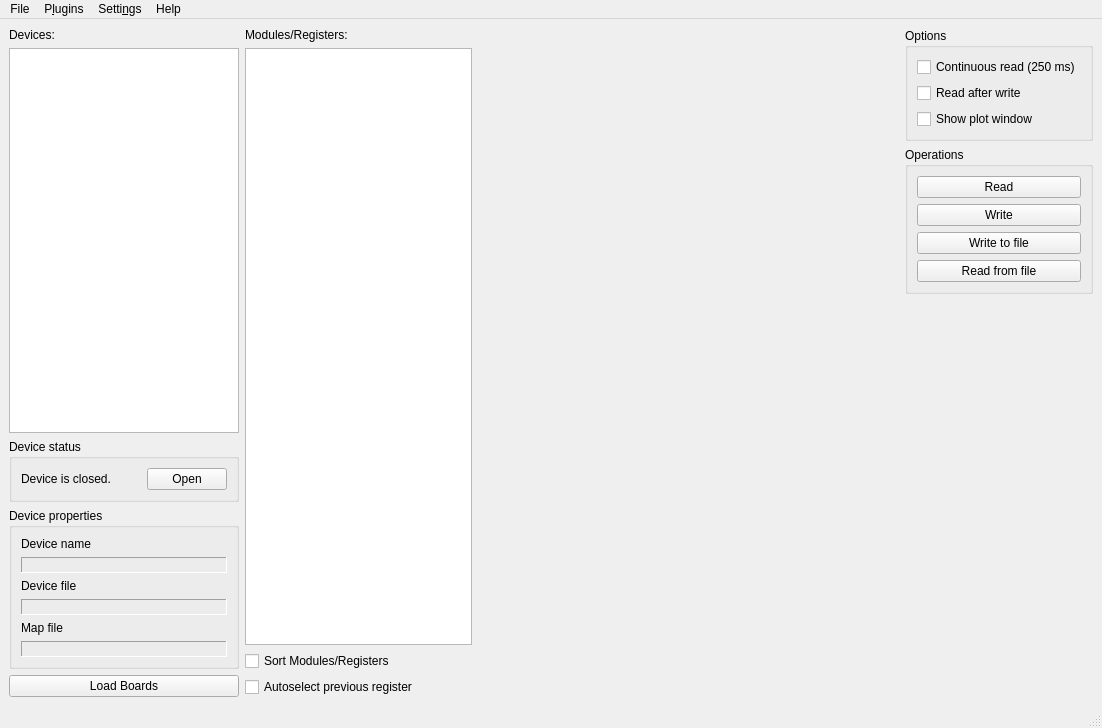
The window that src/QtHardMonForm.ui (ChimeraTK/QtHardMon) describes before a commit, drawn with Qt 5.
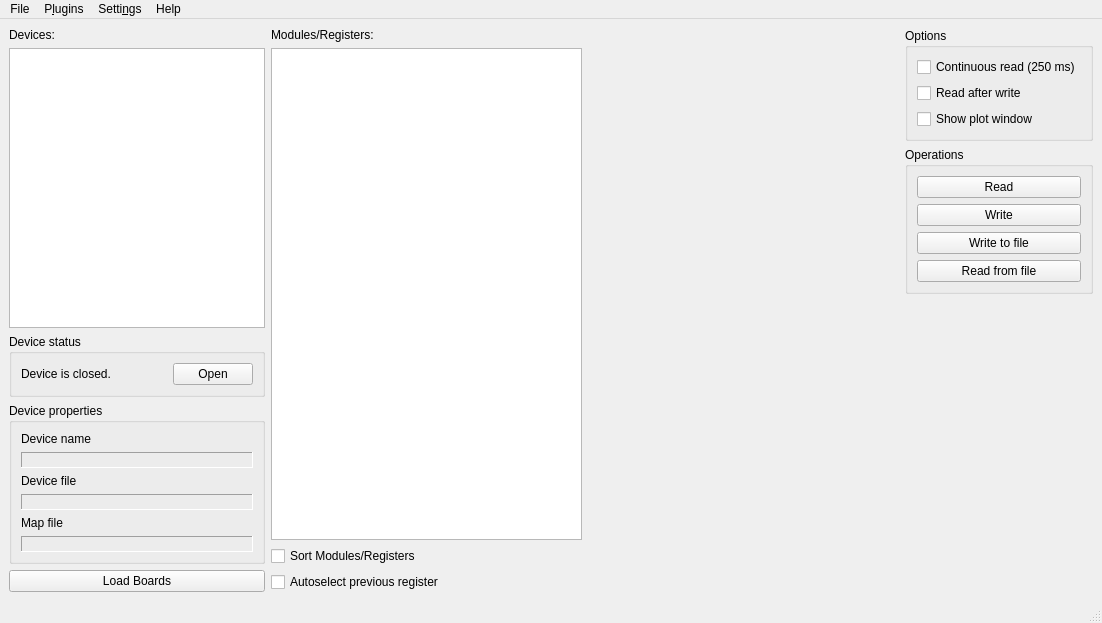
The same window after the commit. Custom widgets are drawn as their Qt base class.

Commit message: reduced minimal possible window size

```diff
--- a/src/QtHardMonForm.ui
+++ b/src/QtHardMonForm.ui
@@ -238,8 +238,8 @@
       </property>
       <property name="minimumSize">
        <size>
-        <width>421</width>
-        <height>669</height>
+        <width>0</width>
+        <height>0</height>
        </size>
       </property>
       <property name="baseSize">
@@ -330,7 +330,7 @@
         <property name="sizeHint" stdset="0">
          <size>
           <width>20</width>
-          <height>40</height>
+          <height>0</height>
          </size>
         </property>
        </spacer>
```
